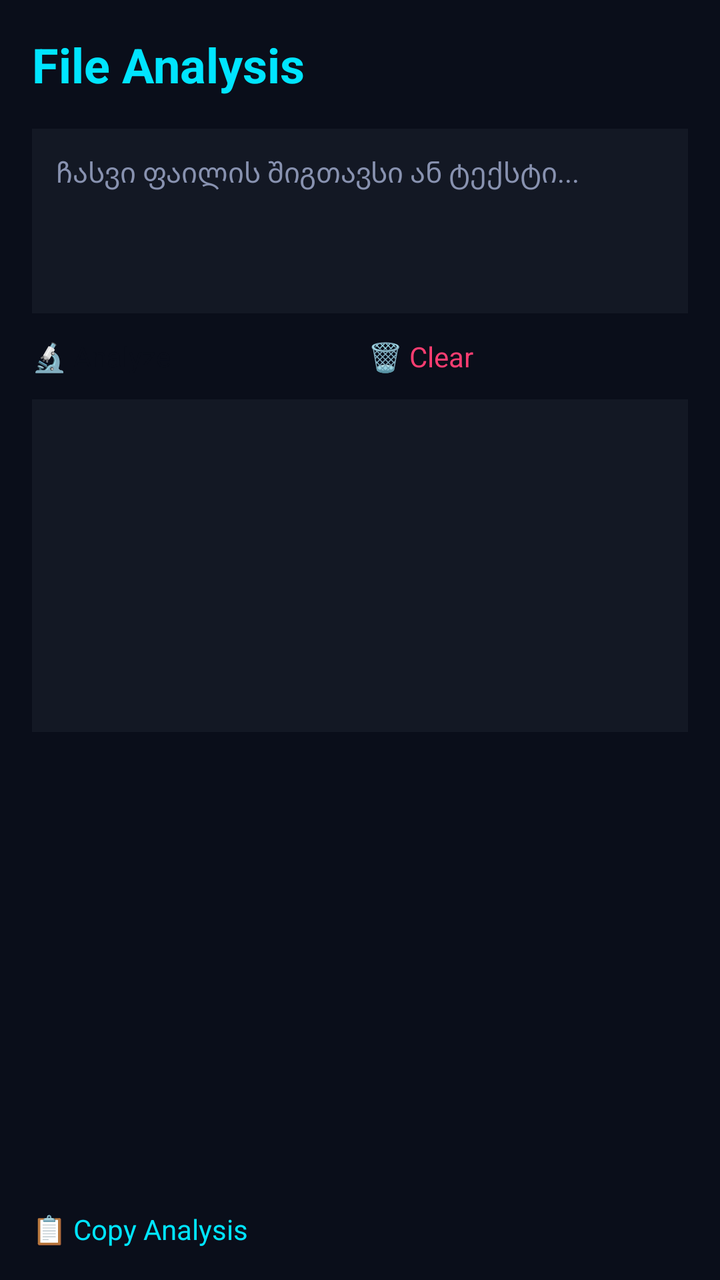
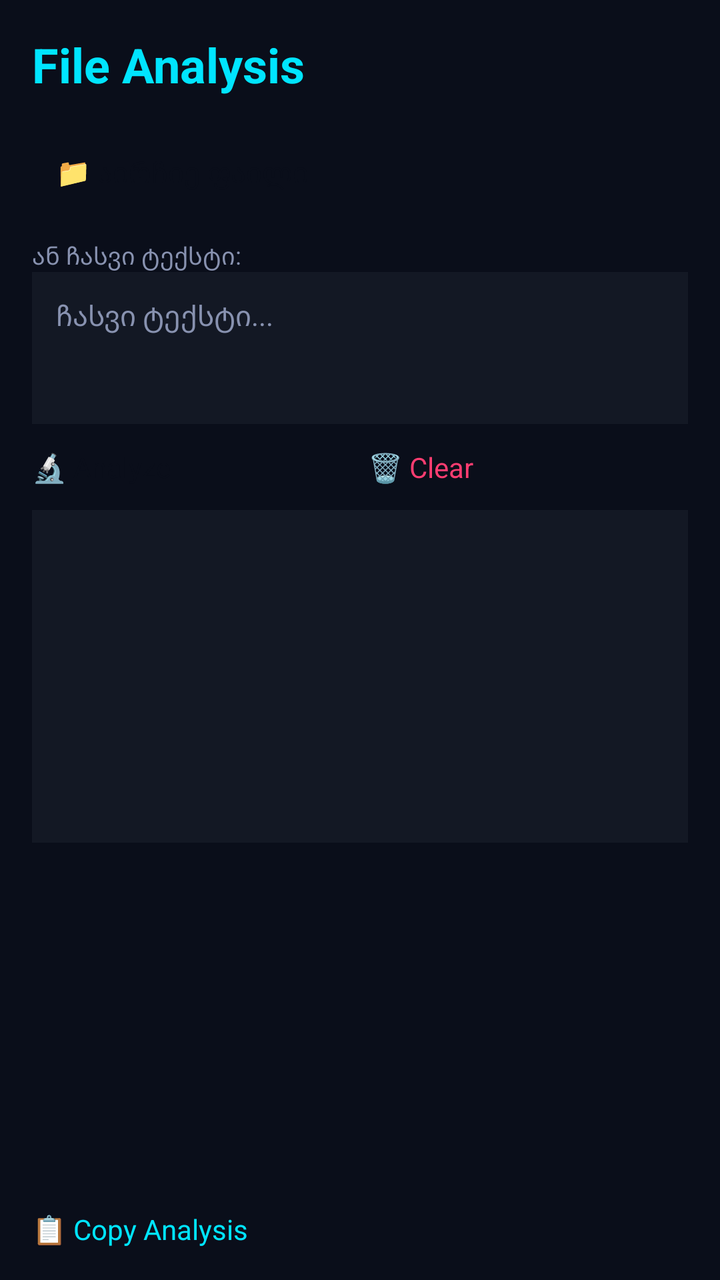

Compare the two renders of this Android layout. The source of the first and the diff that turns it into the second are given below.
<!-- AndroidManifest.xml: application theme Theme.DecoderPRO -->
<!-- res/layout/activity_file_analysis.xml -->
<?xml version="1.0" encoding="utf-8"?>
<LinearLayout xmlns:android="http://schemas.android.com/apk/res/android"
    android:layout_width="match_parent"
    android:layout_height="match_parent"
    android:orientation="vertical"
    android:background="@color/bg_dark"
    android:padding="16dp">

    <TextView
        android:layout_width="match_parent"
        android:layout_height="wrap_content"
        android:text="File Analysis"
        android:textColor="@color/neon_cyan"
        android:textSize="24sp"
        android:textStyle="bold"
        android:paddingBottom="16dp" />

    <EditText
        android:id="@+id/fa_input"
        android:layout_width="match_parent"
        android:layout_height="wrap_content"
        android:minLines="4"
        android:gravity="top"
        android:hint="ჩასვი ფაილის შიგთავსი ან ტექსტი..."
        android:textColorHint="@color/text_muted"
        android:textColor="@color/text_primary"
        android:background="@color/bg_card"
        android:padding="12dp"
        android:inputType="textMultiLine" />

    <LinearLayout
        android:layout_width="match_parent"
        android:layout_height="wrap_content"
        android:orientation="horizontal"
        android:layout_marginTop="12dp">

        <Button
            android:id="@+id/btn_fa_analyze"
            android:layout_width="0dp"
            android:layout_height="wrap_content"
            android:layout_weight="1"
            android:text="🔬 Analyze"
            android:textColor="@color/bg_dark"
            android:backgroundTint="@color/neon_cyan" />

        <Button
            android:id="@+id/btn_fa_clear"
            android:layout_width="0dp"
            android:layout_height="wrap_content"
            android:layout_weight="1"
            android:layout_marginStart="8dp"
            android:text="🗑 Clear"
            android:textColor="@color/neon_red"
            android:backgroundTint="@color/bg_card" />
    </LinearLayout>

    <ScrollView
        android:layout_width="match_parent"
        android:layout_height="0dp"
        android:layout_weight="1"
        android:layout_marginTop="12dp">

        <TextView
            android:id="@+id/fa_output"
            android:layout_width="match_parent"
            android:layout_height="wrap_content"
            android:text=""
            android:textColor="@color/neon_green"
            android:background="@color/bg_card"
            android:padding="12dp"
            android:fontFamily="monospace"
            android:textSize="12sp"
            android:minLines="10" />
    </ScrollView>

    <Button
        android:id="@+id/btn_fa_copy"
        android:layout_width="match_parent"
        android:layout_height="wrap_content"
        android:layout_marginTop="12dp"
        android:text="📋 Copy Analysis"
        android:textColor="@color/neon_cyan"
        android:backgroundTint="@color/bg_card" />

</LinearLayout>
<!-- resources referenced by this layout -->
<resources>
  <color name="bg_card">#131824</color>
  <color name="bg_dark">#0A0E1A</color>
  <color name="neon_cyan">#00E5FF</color>
  <color name="neon_green">#00FFA3</color>
  <color name="neon_red">#FF3D71</color>
  <color name="text_muted">#8892B0</color>
  <color name="text_primary">#E6F1FF</color>
  <style name="Theme.DecoderPRO" parent="android:Theme.Material.NoActionBar">
          <item name="android:windowBackground">@color/bg_dark</item>
          <item name="android:colorPrimary">@color/neon_cyan</item>
          <item name="android:colorAccent">@color/neon_cyan</item>
          <item name="android:statusBarColor">@color/bg_dark</item>
          <item name="android:textColorPrimary">@color/text_primary</item>
      </style>
</resources>

<!-- the commit's change to res/layout/activity_file_analysis.xml (unified diff, before → after) -->
@@ -15,13 +15,30 @@
         android:textStyle="bold"
         android:paddingBottom="16dp" />
 
+    <Button
+        android:id="@+id/btn_fa_pick"
+        android:layout_width="match_parent"
+        android:layout_height="wrap_content"
+        android:text="📁 აირჩიე ფაილი"
+        android:textColor="@color/bg_dark"
+        android:backgroundTint="@color/neon_green"
+        android:padding="12dp" />
+
+    <TextView
+        android:layout_width="match_parent"
+        android:layout_height="wrap_content"
+        android:layout_marginTop="12dp"
+        android:text="ან ჩასვი ტექსტი:"
+        android:textColor="@color/text_muted"
+        android:textSize="12sp" />
+
     <EditText
         android:id="@+id/fa_input"
         android:layout_width="match_parent"
         android:layout_height="wrap_content"
-        android:minLines="4"
+        android:minLines="3"
         android:gravity="top"
-        android:hint="ჩასვი ფაილის შიგთავსი ან ტექსტი..."
+        android:hint="ჩასვი ტექსტი..."
         android:textColorHint="@color/text_muted"
         android:textColor="@color/text_primary"
         android:background="@color/bg_card"
